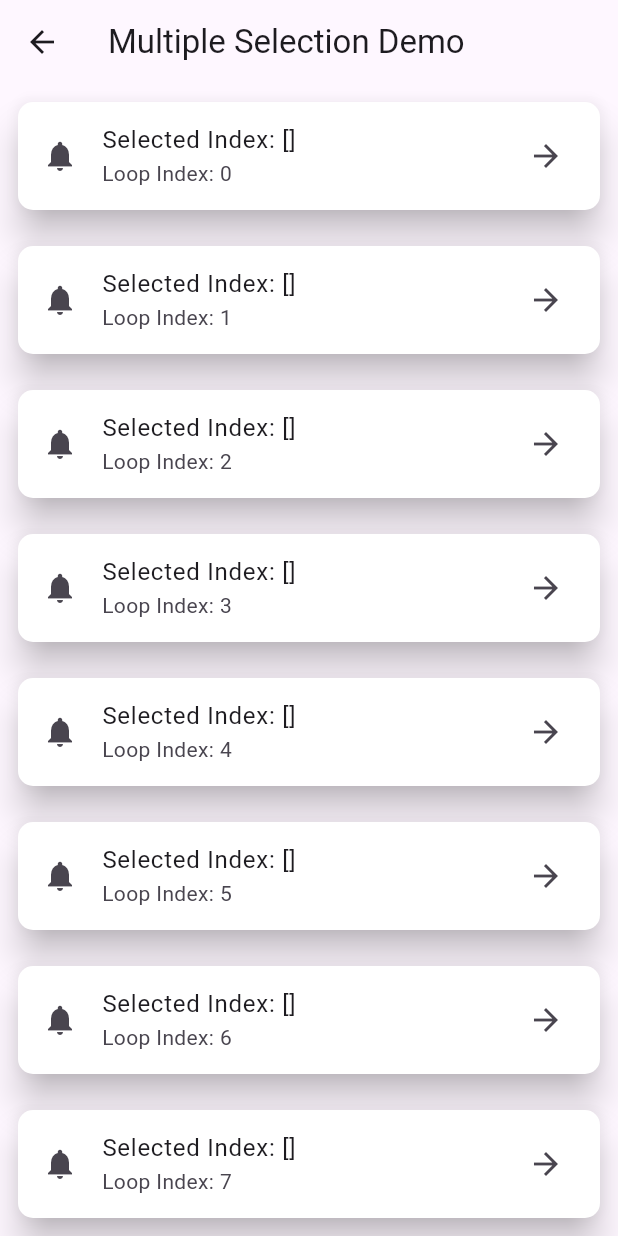
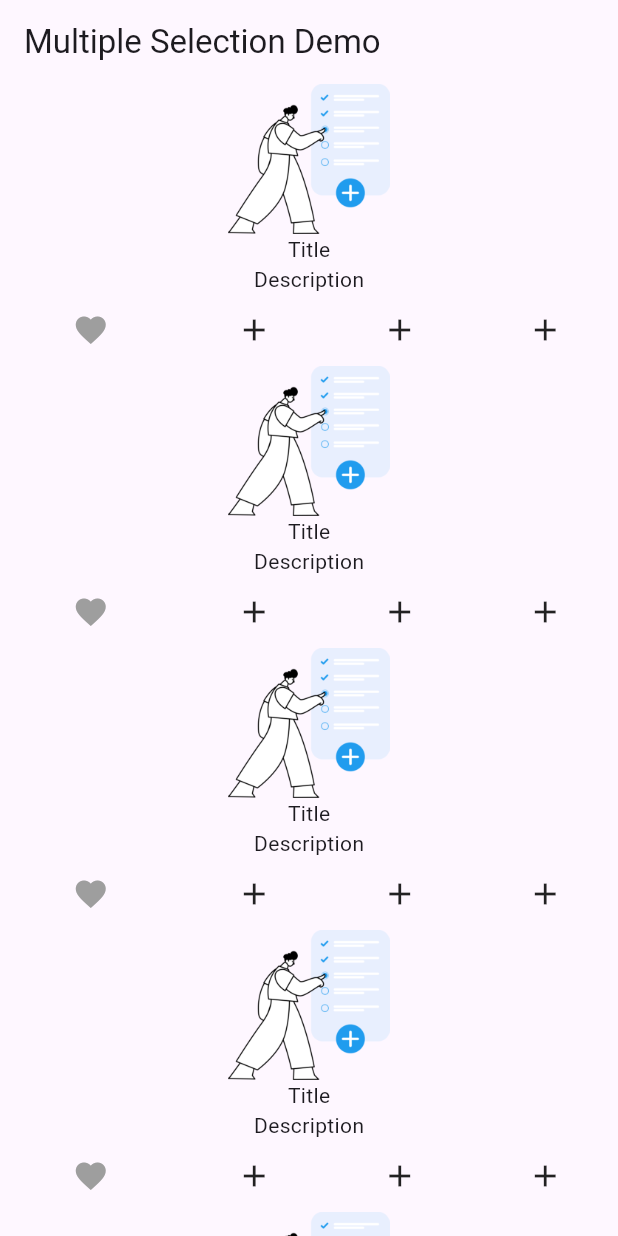
Before and after one commit to MuhammadAliKust/Flutter-B23, a Flutter app: the MultipleSelectionDemo screen opened directly, on a phone screen of 412 x 824 dp. Run offline on Flutter 3.47's test engine with Material 3 defaults, Android fonts, the light colour scheme and no system bars; our stand-ins replace smooth_page_indicator.

Commit message:
Multiple Selection Task Done

```diff
--- a/lib/main.dart
+++ b/lib/main.dart
@@ -17,7 +17,7 @@
   @override
   Widget build(BuildContext context) {
     return MaterialApp(
-      home: PageViewDemo(),
+      home: MultipleSelectionDemo(),
       // home: Scaffold(
       //   backgroundColor: Colors.yellow,
       //   appBar: AppBar(
--- a/lib/multiple_selection.dart
+++ b/lib/multiple_selection.dart
@@ -17,31 +17,36 @@
       body: ListView.builder(
         itemCount: 10,
         itemBuilder: (context, i) {
-          return Padding(
-            padding: const EdgeInsets.all(8),
-            child: Card(
-              elevation: 10,
-              color: selectedIndex.contains(i) ? Colors.blue : Colors.white,
-              shape: RoundedRectangleBorder(
-                borderRadius: BorderRadius.circular(10),
-              ),
-              child: ListTile(
-                onTap: () {
+          return Column(
+            children: [
+              Image.asset('assets/images/Group.png', height: 100),
+              Text("Title"),
+              Text("Description"),
+              Row(
+                mainAxisAlignment: MainAxisAlignment.spaceAround,
+                children: [
+                  IconButton(
+                    onPressed: () {
                       if (selectedIndex.contains(i)) {
                         selectedIndex.remove(i);
                       } else {
                         selectedIndex.add(i);
                       }
-
                       setState(() {});
                     },
-                leading: Icon(Icons.notifications),
-                title: Text("Selected Index: $selectedIndex"),
-                subtitle: Text("Loop Index: $i"),
-                trailing: Icon(Icons.arrow_forward),
-                // tileColor: Colors.blue,
+                    icon: Icon(
+                      Icons.favorite,
+                      color: selectedIndex.contains(i)
+                          ? Colors.red
+                          : Colors.grey,
                     ),
                   ),
+                  Icon(Icons.add),
+                  Icon(Icons.add),
+                  Icon(Icons.add),
+                ],
+              ),
+            ],
           );
         },
       ),
```
Lines whose indentation alone changed are shown as unchanged.
